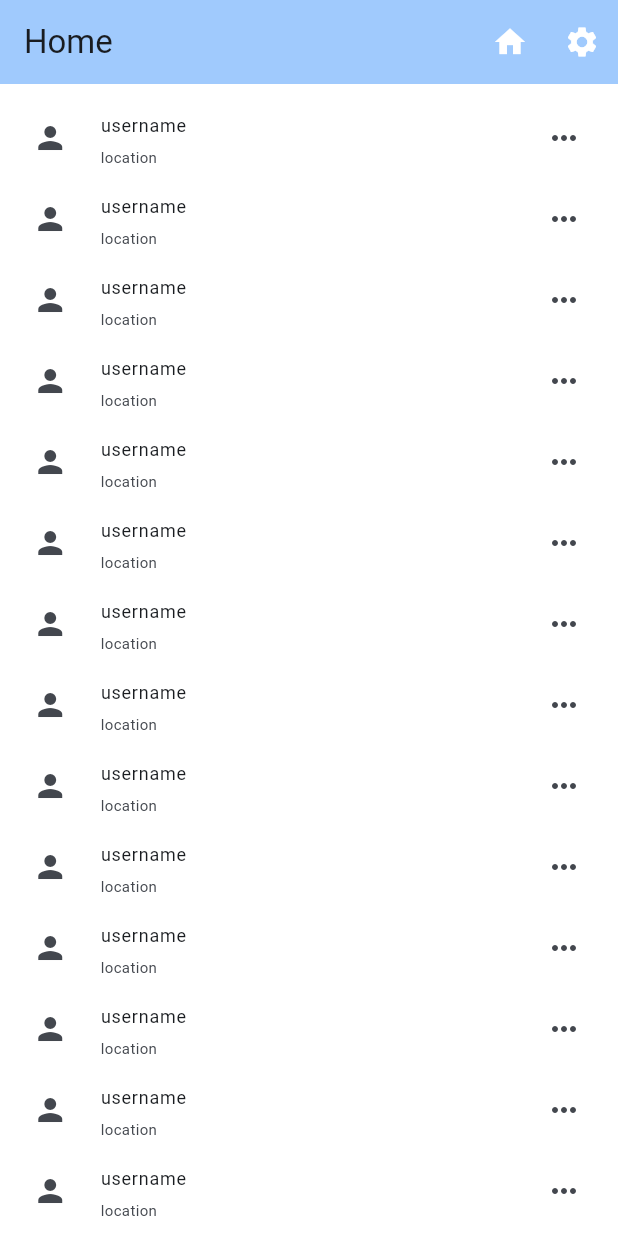
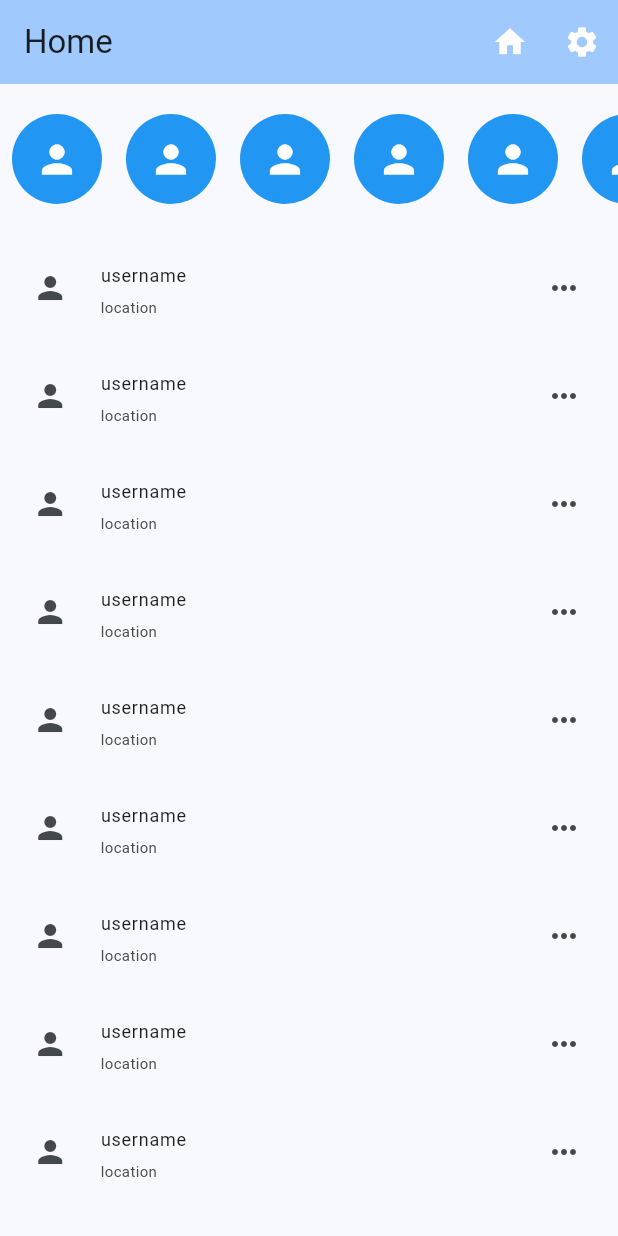
Before and after one commit to TuaneLeao/Estetify-in-Flutter, a Flutter app: the HomeScreen screen opened directly, on a phone screen of 412 x 824 dp. Run offline on Flutter 3.47's test engine with Material 3 defaults, Android fonts, the phone set to English and light mode, and no system bars; our stand-ins replace google_fonts.

Commit message:
double scroll crafted

```diff
--- a/lib/home_screen.dart
+++ b/lib/home_screen.dart
@@ -68,38 +68,57 @@ class _HomeScreen extends State<HomeScreen> {
       body:  CustomScrollView(
         slivers: [
           SliverList(
-            delegate:
-            SliverChildBuilderDelegate(
+            delegate: SliverChildListDelegate(
+              [
+                SizedBox(
+                  height: 100,
+                  child: ListView.builder(
+                    scrollDirection: Axis.horizontal,
+                    itemCount: 10,
+                    itemBuilder: (context, index) {
+                      return Padding(
+                        padding: const EdgeInsets.all(8.0),
+                        child: CircleAvatar(
+                          radius: 30,
+                          backgroundColor: Colors.blue,
+                          child: Icon(Icons.person, size: 30, color: Colors.white),
+                        ),
+                      );
+                    },
+                  ),
+                ),
+              ],
+            ),
+          ),
+          SliverList(
+            delegate: SliverChildBuilderDelegate(
               (context, index) {
-                return Container(
-                      width: 375,
-                      height: 54,
-                      color: Colors.white,
+                return SizedBox(
+                  width: double.infinity,
                   child: Center(
                     child: ListTile(
                       leading: ClipOval(
                         child: SizedBox(
                           width: 35,
                           height: 35,
-                              child: Icon(Icons.person)
+                          child: Icon(Icons.person),
                         ),
                       ),
                       title: Text(
                         'username',
-                            style: TextStyle(fontSize: 12)
+                        style: TextStyle(fontSize: 12),
                       ),
                       subtitle: Text(
                         'location',
                         style: TextStyle(fontSize: 10),
                       ),
-                          trailing: Icon(Icons.more_horiz)
+                      trailing: Icon(Icons.more_horiz),
                     ),
                   ),
                 );
               },
-              childCount: 15,
+              childCount: 18,
             ),
-
           ),
         ],
       ),
```
Lines whose indentation alone changed are shown as unchanged.
